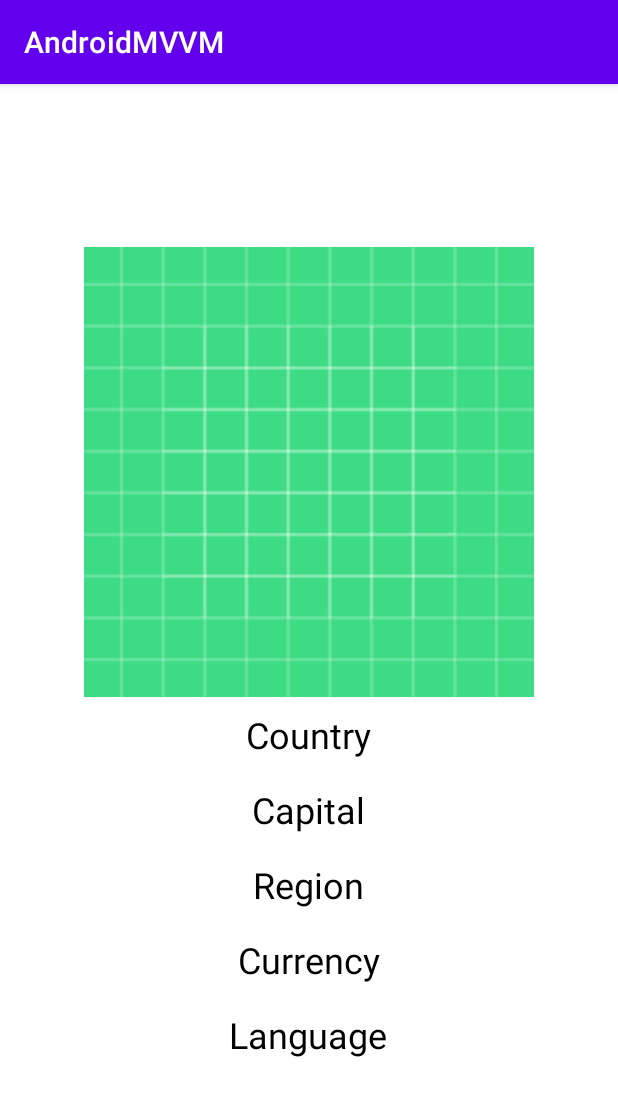
After one commit to omercankoc/mvvm-architecture-android, an Android app: the DetailFragment screen opened through its navigation route, on a phone screen of 412 x 824 dp. The commit adds this screen. Shown: the top 1096 px of the screen. Run offline under Robolectric (Android 15) with nearby library versions, the phone set to English and light mode, and no system bars; our stand-ins replace data binding.

Commit message:
Created UIs

```diff
--- a/AndroidMVVM/app/src/main/AndroidManifest.xml
+++ b/AndroidMVVM/app/src/main/AndroidManifest.xml
@@ -10,7 +10,7 @@
         android:supportsRtl="true"
         android:theme="@style/Theme.AndroidMVVM">
         <activity
-            android:name=".MainActivity"
+            android:name=".view.MainActivity"
             android:exported="true">
             <intent-filter>
                 <action android:name="android.intent.action.MAIN" />
--- /dev/null
+++ b/AndroidMVVM/app/src/main/java/com/omercankoc/androidmvvm/view/DetailFragment.kt
@@ -0,0 +1,32 @@
+package com.omercankoc.androidmvvm.view
+
+import android.os.Bundle
+import androidx.fragment.app.Fragment
+import android.view.LayoutInflater
+import android.view.View
+import android.view.ViewGroup
+import com.omercankoc.androidmvvm.databinding.FragmentDetailBinding
+
+class DetailFragment : Fragment() {
+
+    // Definition Binding
+    private lateinit var binding : FragmentDetailBinding
+
+    override fun onCreate(savedInstanceState: Bundle?) {
+        super.onCreate(savedInstanceState)
+    }
+
+    override fun onCreateView(
+        inflater: LayoutInflater,
+        container: ViewGroup?,
+        savedInstanceState: Bundle?
+    ): View? {
+        // Initialize Binding
+        binding = FragmentDetailBinding.inflate(inflater, container, false)
+        return binding.root
+    }
+
+    override fun onViewCreated(view: View, savedInstanceState: Bundle?) {
+        super.onViewCreated(view, savedInstanceState)
+    }
+}
--- /dev/null
+++ b/AndroidMVVM/app/src/main/java/com/omercankoc/androidmvvm/view/FeedFragment.kt
@@ -0,0 +1,32 @@
+package com.omercankoc.androidmvvm.view
+
+import android.os.Bundle
+import androidx.fragment.app.Fragment
+import android.view.LayoutInflater
+import android.view.View
+import android.view.ViewGroup
+import com.omercankoc.androidmvvm.databinding.FragmentFeedBinding
+
+
+class FeedFragment : Fragment() {
+
+    // Definition Binding
+    private lateinit var binding : FragmentFeedBinding
+
+    override fun onCreate(savedInstanceState: Bundle?) {
+        super.onCreate(savedInstanceState)
+    }
+
+    override fun onCreateView(
+        inflater: LayoutInflater, container: ViewGroup?,
+        savedInstanceState: Bundle?
+    ): View? {
+        // Initialize Binding
+        binding = FragmentFeedBinding.inflate(inflater,container,false)
+        return binding.root
+    }
+
+    override fun onViewCreated(view: View, savedInstanceState: Bundle?) {
+        super.onViewCreated(view, savedInstanceState)
+    }
+}
--- a/AndroidMVVM/app/src/main/java/com/omercankoc/androidmvvm/MainActivity.kt
+++ b/AndroidMVVM/app/src/main/java/com/omercankoc/androidmvvm/view/MainActivity.kt
@@ -1,7 +1,8 @@
-package com.omercankoc.androidmvvm
+package com.omercankoc.androidmvvm.view
 
 import androidx.appcompat.app.AppCompatActivity
 import android.os.Bundle
+import com.omercankoc.androidmvvm.R
 
 class MainActivity : AppCompatActivity() {
     override fun onCreate(savedInstanceState: Bundle?) {
--- a/AndroidMVVM/app/src/main/res/layout/activity_main.xml
+++ b/AndroidMVVM/app/src/main/res/layout/activity_main.xml
@@ -4,15 +4,17 @@
     xmlns:tools="http://schemas.android.com/tools"
     android:layout_width="match_parent"
     android:layout_height="match_parent"
-    tools:context=".MainActivity">
+    tools:context=".view.MainActivity">
 
-    <TextView
-        android:layout_width="wrap_content"
-        android:layout_height="wrap_content"
-        android:text="Hello World!"
+    <androidx.fragment.app.FragmentContainerView
+        android:id="@+id/fragmentContainerView"
+        android:name="androidx.navigation.fragment.NavHostFragment"
+        android:layout_width="match_parent"
+        android:layout_height="match_parent"
+        app:defaultNavHost="true"
         app:layout_constraintBottom_toBottomOf="parent"
-        app:layout_constraintLeft_toLeftOf="parent"
-        app:layout_constraintRight_toRightOf="parent"
-        app:layout_constraintTop_toTopOf="parent" />
-
+        app:layout_constraintEnd_toEndOf="parent"
+        app:layout_constraintStart_toStartOf="parent"
+        app:layout_constraintTop_toTopOf="parent"
+        app:navGraph="@navigation/mvvm_navigation" />
 </androidx.constraintlayout.widget.ConstraintLayout>
--- /dev/null
+++ b/AndroidMVVM/app/src/main/res/layout/fragment_detail.xml
@@ -0,0 +1,67 @@
+<?xml version="1.0" encoding="utf-8"?>
+<layout
+    xmlns:android="http://schemas.android.com/apk/res/android"
+    xmlns:app="http://schemas.android.com/apk/res-auto"
+    xmlns:tools="http://schemas.android.com/tools">
+    <LinearLayout
+        android:id="@+id/linearLayoutDetail"
+        android:layout_width="match_parent"
+        android:layout_height="match_parent"
+        android:orientation="vertical"
+        android:gravity="center"
+        tools:context=".view.DetailFragment">
+
+        <ImageView
+            android:id="@+id/imageViewDetail"
+            android:layout_width="300dp"
+            android:layout_height="300dp"
+            app:srcCompat="@drawable/ic_launcher_background" />
+
+        <TextView
+            android:id="@+id/textViewCountry"
+            android:layout_width="350dp"
+            android:layout_height="50dp"
+            android:text="Country"
+            android:textSize="24dp"
+            android:textColor="@color/black"
+            android:gravity="center"/>
+
+        <TextView
+            android:id="@+id/textViewCapital"
+            android:layout_width="350dp"
+            android:layout_height="50dp"
+            android:text="Capital"
+            android:textSize="24dp"
+            android:textColor="@color/black"
+            android:gravity="center" />
+
+        <TextView
+            android:id="@+id/textViewRegion"
+            android:layout_width="350dp"
+            android:layout_height="50dp"
+            android:text="Region"
+            android:textSize="24dp"
+            android:textColor="@color/black"
+            android:gravity="center" />
+
+        <TextView
+            android:id="@+id/textViewCurrency"
+            android:layout_width="350dp"
+            android:layout_height="50dp"
+            android:text="Currency"
+            android:textSize="24dp"
+            android:textColor="@color/black"
+            android:gravity="center" />
+
+        <TextView
+            android:id="@+id/textViewLanguage"
+            android:layout_width="350dp"
+            android:layout_height="50dp"
+            android:text="Language"
+            android:textSize="24dp"
+            android:textColor="@color/black"
+            android:gravity="center" />
+
+
+    </LinearLayout>
+</layout>
--- /dev/null
+++ b/AndroidMVVM/app/src/main/res/navigation/mvvm_navigation.xml
@@ -0,0 +1,30 @@
+<?xml version="1.0" encoding="utf-8"?>
+<navigation xmlns:android="http://schemas.android.com/apk/res/android"
+    xmlns:app="http://schemas.android.com/apk/res-auto"
+    xmlns:tools="http://schemas.android.com/tools"
+    android:id="@+id/mvvm_navigation"
+    app:startDestination="@id/feedFragment">
+
+    <fragment
+        android:id="@+id/feedFragment"
+        android:name="com.omercankoc.androidmvvm.view.FeedFragment"
+        android:label="fragment_feed"
+        tools:layout="@layout/fragment_feed" >
+        <action
+            android:id="@+id/action_feedFragment_to_detailFragment"
+            app:destination="@id/detailFragment" />
+    </fragment>
+    <fragment
+        android:id="@+id/detailFragment"
+        android:name="com.omercankoc.androidmvvm.view.DetailFragment"
+        android:label="fragment_detail"
+        tools:layout="@layout/fragment_detail" >
+        <action
+            android:id="@+id/action_detailFragment_to_feedFragment"
+            app:destination="@id/feedFragment" />
+        <argument
+            android:name="countryUUID"
+            app:argType="integer"
+            android:defaultValue="0" />
+    </fragment>
+</navigation>
--- a/AndroidMVVM/app/src/main/res/values/strings.xml
+++ b/AndroidMVVM/app/src/main/res/values/strings.xml
@@ -1,3 +1,5 @@
 <resources>
     <string name="app_name">AndroidMVVM</string>
+    <!-- TODO: Remove or change this placeholder text -->
+    <string name="hello_blank_fragment">Hello blank fragment</string>
 </resources>
```
Also changed, not shown: AndroidMVVM/app/src/main/res/layout/fragment_feed.xml (added, +52 -0 lines), AndroidMVVM/app/src/main/res/layout/recycler_view_row.xml (added, +48 -0 lines).
